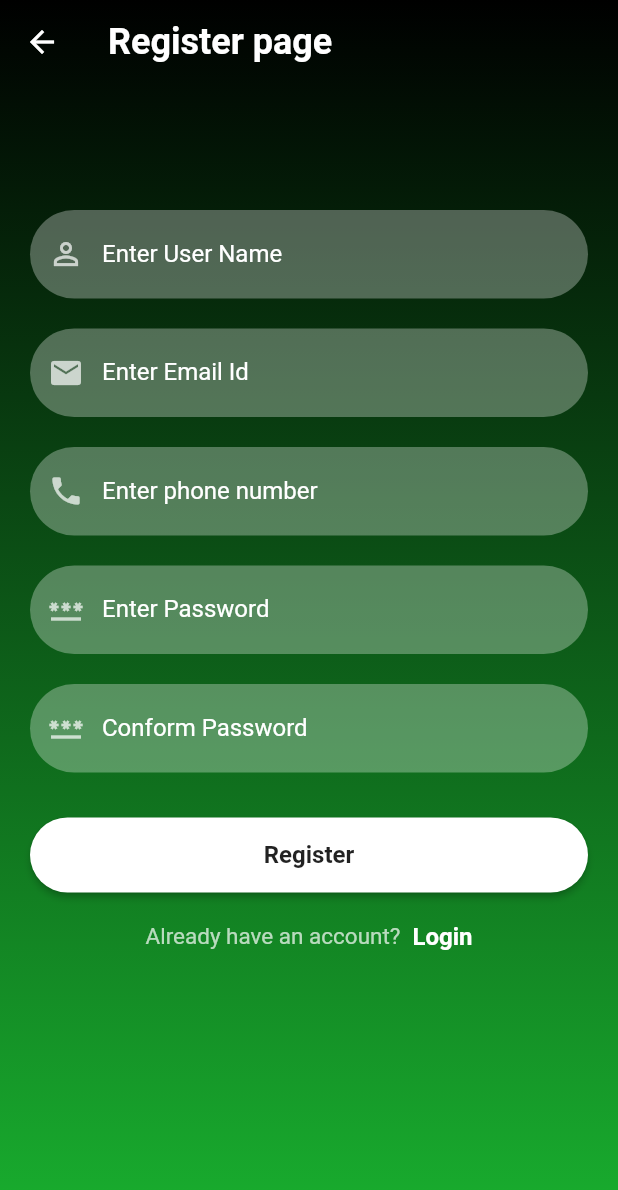
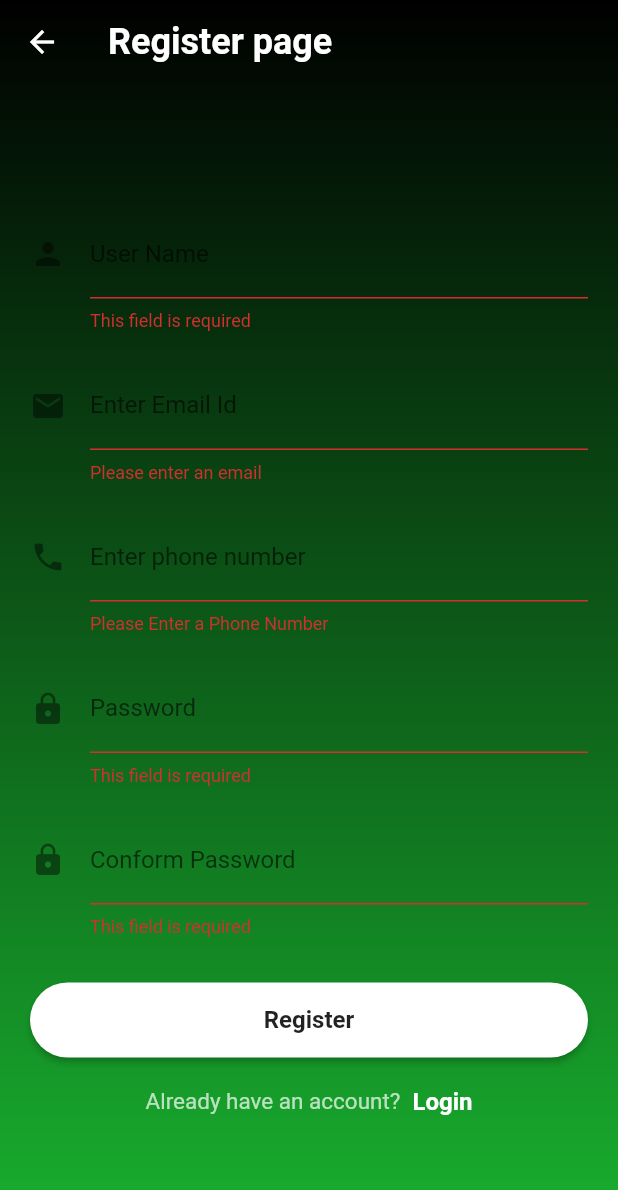
Before and after one commit to Sharangan13/project_02_final, a Flutter app: the register screen opened directly, after a tap on "Register", on a phone screen of 412 x 824 dp. Shown: the top 1190 px of the screen. Run offline on Flutter 3.47's test engine with Material 2 defaults, Android fonts, the phone set to English and light mode, and no system bars; our stand-ins replace firebase_auth, firebase_core; accounts and stored records are empty.

Commit message:
validation part

```diff
--- a/lib/main.dart
+++ b/lib/main.dart
@@ -33,7 +33,7 @@ class MyApp extends StatelessWidget {
         // is not restarted.
         primarySwatch: Colors.blue,
       ),
-      home: const login_screen(),
+      home: login_screen(),
     );
   }
 }
--- a/lib/reusable_widgets/reusable_widgets.dart
+++ b/lib/reusable_widgets/reusable_widgets.dart
@@ -11,7 +11,8 @@ Image logoWidget(String imageName) {
 }
 
 TextField reusableTextField(String text, IconData icon, bool isPasswordType,
-    TextEditingController controller) {
+    TextEditingController controller,
+    {required String? Function(dynamic value) validator}) {
   return TextField(
     controller: controller,
     obscureText: isPasswordType,
--- a/lib/screens/register.dart
+++ b/lib/screens/register.dart
@@ -4,7 +4,6 @@ import '../reusable_widgets/reusable_widgets.dart';
 import 'package:project_02_final/screens/login.dart';
 
 import 'home.dart';
-import 'login.dart';
 
 class register extends StatefulWidget {
   const register({Key? key}) : super(key: key);
@@ -14,6 +13,7 @@ class register extends StatefulWidget {
 }
 
 class _registerState extends State<register> {
+  final _formKey = GlobalKey<FormState>();
   TextEditingController _passwordTextController = TextEditingController();
   TextEditingController _emailTextController = TextEditingController();
   TextEditingController _userNameTextController = TextEditingController();
@@ -45,41 +45,120 @@ class _registerState extends State<register> {
           child: SingleChildScrollView(
               child: Padding(
             padding: EdgeInsets.fromLTRB(20, 120, 20, 0),
+            child: Form(
+              key: _formKey,
               child: Column(
                 children: <Widget>[
                   const SizedBox(
                     height: 20,
                   ),
-                reusableTextField("Enter User Name", Icons.person_outline,
-                    false, _userNameTextController),
+                  TextFormField(
+                    controller: _userNameTextController,
+                    decoration: InputDecoration(
+                      labelText: 'User Name',
+                      icon: Icon(Icons.person),
+                    ),
+                    validator: (value) {
+                      if (value == null || value.trim().isEmpty) {
+                        return 'This field is required';
+                      }
+                      if (value.trim().length < 4) {
+                        return 'Username must be at least 4 characters in length';
+                      }
+                      // Return null if the entered username is valid
+                      return null;
+                    },
+                  ),
                   const SizedBox(
                     height: 20,
                   ),
-                reusableTextField(
-                    "Enter Email Id", Icons.email, false, _emailTextController),
+                  TextFormField(
+                    controller: _emailTextController,
+                    decoration: InputDecoration(
+                      labelText: 'Enter Email Id',
+                      icon: Icon(Icons.email),
+                    ),
+                    validator: (value) {
+                      if (value!.isEmpty) {
+                        return 'Please enter an email';
+                      } else if (!RegExp(
+                              r'^\s*(?:\+?(\d{1,3}))?[-. (]*(\d{3})[-. )]*(\d{3})[-. ]*(\d{4})(?: *x(\d+))?\s*$')
+                          .hasMatch(value)) {
+                        return "Please Enter a Valid Phone Number";
+                      }
+                    },
+                  ),
                   const SizedBox(
                     height: 20,
                   ),
-                reusableTextField("Enter phone number", Icons.phone, false,
-                    _phoneTextController),
+                  TextFormField(
+                    controller: _phoneTextController,
+                    decoration: InputDecoration(
+                      labelText: 'Enter phone number',
+                      icon: Icon(Icons.phone),
+                    ),
+                    validator: (value) {
+                      if (value!.isEmpty) {
+                        return "Please Enter a Phone Number";
+                      } else if (!RegExp(
+                              r'^\s*(?:\+?(\d{1,3}))?[-. (]*(\d{3})[-. )]*(\d{3})[-. ]*(\d{4})(?: *x(\d+))?\s*$')
+                          .hasMatch(value)) {
+                        return "Please Enter a Valid Phone Number";
+                      }
+                    },
+                  ),
                   const SizedBox(
                     height: 20,
                   ),
-                reusableTextField("Enter Password", Icons.password, true,
-                    _passwordTextController),
+                  TextFormField(
+                    controller: _passwordTextController,
+                    decoration: InputDecoration(
+                      labelText: 'Password',
+                      icon: Icon(Icons.lock),
+                    ),
+                    obscureText: true,
+                    validator: (value) {
+                      if (value == null || value.trim().isEmpty) {
+                        return 'This field is required';
+                      }
+                      if (value.trim().length < 8) {
+                        return 'Password must be at least 8 characters in length';
+                      }
+                      // Return null if the entered password is valid
+                      return null;
+                    },
+                  ),
                   const SizedBox(
                     height: 20,
                   ),
-                reusableTextField("Conform Password", Icons.password, true,
-                    _conformpasswordTextController),
+                  TextFormField(
+                    controller: _conformpasswordTextController,
+                    decoration: InputDecoration(
+                      labelText: 'Conform Password',
+                      icon: Icon(Icons.lock),
+                    ),
+                    obscureText: true,
+                    validator: (value) {
+                      if (value == null || value.trim().isEmpty) {
+                        return 'This field is required';
+                      }
+                      if (value.trim().length < 8) {
+                        return 'Password must be at least 8 characters in length';
+                      }
+                      // Return null if the entered password is valid
+                      return null;
+                    },
+                  ),
                   const SizedBox(
                     height: 20,
                   ),
                   firebaseUIButton(context, "Register", () {
+                    if (_formKey.currentState!.validate()) {
                       FirebaseAuth.instance
                           .createUserWithEmailAndPassword(
                         email: _emailTextController.text,
-                          password: _passwordTextController.text)
+                        password: _passwordTextController.text,
+                      )
                           .then((value) {
                         print("Ctrate new account");
                         Navigator.push(context,
@@ -87,9 +166,11 @@ class _registerState extends State<register> {
                       }).onError((error, stackTrace) {
                         print("Error ${error.toString()}");
                       });
+                    }
                   }),
                   loginOption(),
                 ],
+              ),
             ),
           ))),
     );
--- a/pubspec.yaml
+++ b/pubspec.yaml
@@ -37,6 +37,7 @@ dependencies:
   cupertino_icons: ^1.0.2
   firebase_core: ^2.13.0
   firebase_auth: ^4.6.1
+  js: ^0.6.2
 
 
 dev_dependencies:
@@ -63,7 +64,7 @@ flutter:
 
   # To add assets to your application, add an assets section, like this:
   assets:
-  - assects/images/logo1.png
+  - assets/images/logo1.png
   #   - images/a_dot_ham.jpeg
 
   # An image asset can refer to one or more resolution-specific "variants", see
```
Also changed, not shown: lib/screens/login.dart (+54 -18 lines), assets/images/logo1.png (renamed from assects/images/logo1.png), pubspec.lock. Lines whose indentation alone changed are shown as unchanged.
